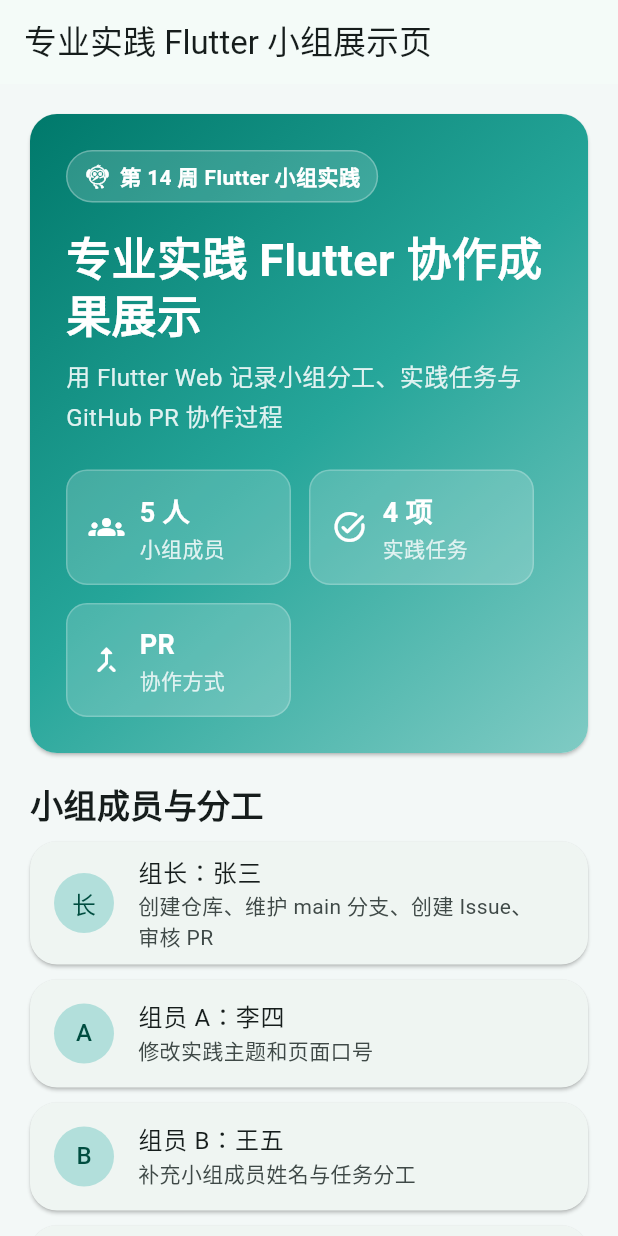
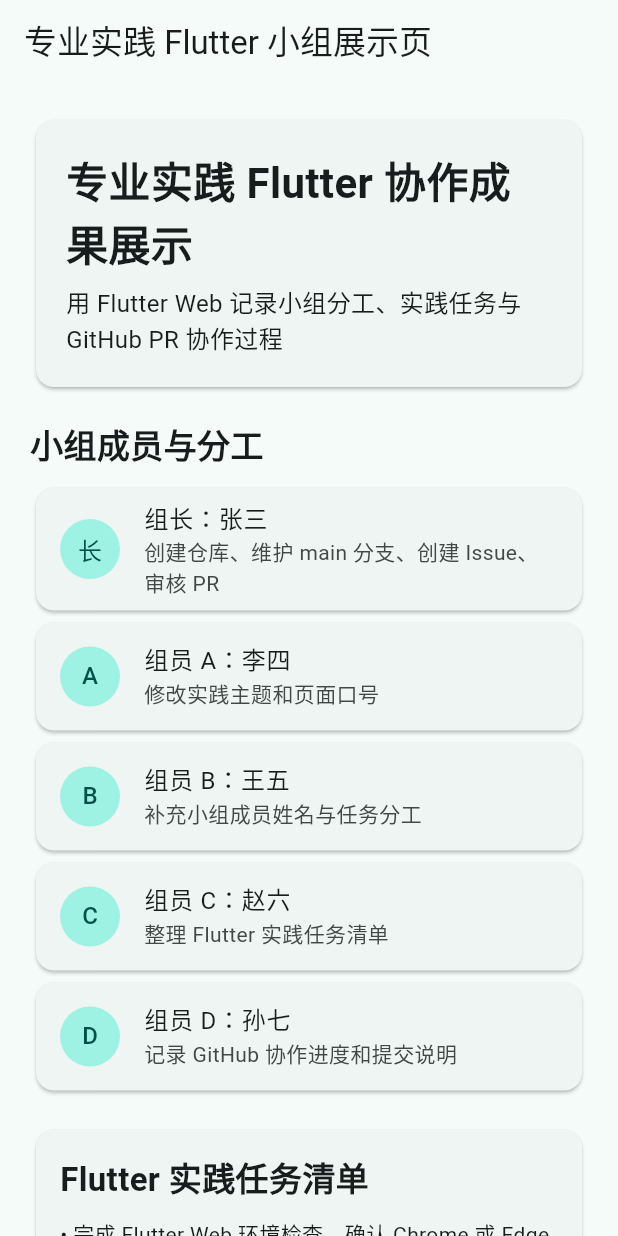
Before and after one commit to wbl65535/professional_practice_flutter_board, a Flutter app: the screen it shows after launch, on a phone screen of 412 x 824 dp. Run offline on Flutter 3.47's test engine with Material 3 defaults, Android fonts, the phone set to English and light mode, and no system bars.

Commit message:
Revert "Enhance project hero section UI"
This reverts commit e2f6fba40530e320c35a5f19774cb5bd3ac341f2.

```diff
--- a/lib/main.dart
+++ b/lib/main.dart
@@ -14,13 +14,6 @@
       title: '专业实践 Flutter 小组展示页',
       theme: ThemeData(
         colorScheme: ColorScheme.fromSeed(seedColor: Colors.teal),
-        scaffoldBackgroundColor: const Color(0xFFF3F8F7),
-        cardTheme: const CardThemeData(
-          elevation: 1,
-          margin: EdgeInsets.zero,
-          shape: RoundedRectangleBorder(
-              borderRadius: BorderRadius.all(Radius.circular(18))),
-        ),
         useMaterial3: true,
       ),
       home: const PracticeHomePage(),
@@ -32,8 +25,7 @@
   const PracticeHomePage({super.key});
 
   static const String projectTitle = '专业实践 Flutter 协作成果展示';
-  static const String projectSlogan =
-      '用 Flutter Web 记录小组分工、实践任务与 GitHub PR 协作过程';
+  static const String projectSlogan = '用 Flutter Web 记录小组分工、实践任务与 GitHub PR 协作过程';
 
   static const List<Member> members = [
     Member(role: '组长', name: '张三', task: '创建仓库、维护 main 分支、创建 Issue、审核 PR'),
@@ -82,133 +74,20 @@
 
   @override
   Widget build(BuildContext context) {
-    return Card(
-      clipBehavior: Clip.antiAlias,
-      child: Container(
-        decoration: const BoxDecoration(
-          gradient: LinearGradient(
-            begin: Alignment.topLeft,
-            end: Alignment.bottomRight,
-            colors: [Color(0xFF00796B), Color(0xFF26A69A), Color(0xFF80CBC4)],
-          ),
-        ),
-        child: const Padding(
-          padding: EdgeInsets.all(24),
-          child: Column(
-            crossAxisAlignment: CrossAxisAlignment.start,
-            children: [
-              _HeroBadge(),
-              SizedBox(height: 18),
-              Text(
-                PracticeHomePage.projectTitle,
-                style: TextStyle(
-                  color: Colors.white,
-                  fontSize: 30,
-                  fontWeight: FontWeight.bold,
-                  height: 1.2,
-                ),
-              ),
-              SizedBox(height: 10),
-              Text(
-                PracticeHomePage.projectSlogan,
-                style: TextStyle(
-                    color: Color(0xFFE0F2F1), fontSize: 16, height: 1.6),
-              ),
-              SizedBox(height: 22),
-              Wrap(
-                spacing: 12,
-                runSpacing: 12,
-                children: [
-                  _HeroMetric(
-                      icon: Icons.groups_rounded, label: '小组成员', value: '5 人'),
-                  _HeroMetric(
-                      icon: Icons.task_alt_rounded,
-                      label: '实践任务',
-                      value: '4 项'),
-                  _HeroMetric(
-                      icon: Icons.call_merge_rounded,
-                      label: '协作方式',
-                      value: 'PR'),
-                ],
-              ),
-            ],
-          ),
-        ),
-      ),
-    );
-  }
-}
-
-class _HeroBadge extends StatelessWidget {
-  const _HeroBadge();
-
-  @override
-  Widget build(BuildContext context) {
-    return DecoratedBox(
-      decoration: BoxDecoration(
-        color: Colors.white.withValues(alpha: 0.16),
-        borderRadius: BorderRadius.circular(999),
-        border: Border.all(color: Colors.white.withValues(alpha: 0.28)),
-      ),
-      child: const Padding(
-        padding: EdgeInsets.symmetric(horizontal: 12, vertical: 7),
-        child: Row(
-          mainAxisSize: MainAxisSize.min,
+    return const Card(
+      child: Padding(
+        padding: EdgeInsets.all(20),
+        child: Column(
+          crossAxisAlignment: CrossAxisAlignment.start,
           children: [
-            Icon(Icons.flutter_dash_rounded, color: Colors.white, size: 18),
-            SizedBox(width: 6),
             Text(
-              '第 14 周 Flutter 小组实践',
-              style:
-                  TextStyle(color: Colors.white, fontWeight: FontWeight.w600),
+              PracticeHomePage.projectTitle,
+              style: TextStyle(fontSize: 28, fontWeight: FontWeight.bold),
             ),
+            SizedBox(height: 8),
+            Text(PracticeHomePage.projectSlogan, style: TextStyle(fontSize: 16)),
           ],
         ),
-      ),
-    );
-  }
-}
-
-class _HeroMetric extends StatelessWidget {
-  const _HeroMetric({
-    required this.icon,
-    required this.label,
-    required this.value,
-  });
-
-  final IconData icon;
-  final String label;
-  final String value;
-
-  @override
-  Widget build(BuildContext context) {
-    return Container(
-      width: 150,
-      padding: const EdgeInsets.all(14),
-      decoration: BoxDecoration(
-        color: Colors.white.withValues(alpha: 0.18),
-        borderRadius: BorderRadius.circular(14),
-        border: Border.all(color: Colors.white.withValues(alpha: 0.22)),
-      ),
-      child: Row(
-        children: [
-          Icon(icon, color: Colors.white, size: 24),
-          const SizedBox(width: 10),
-          Column(
-            crossAxisAlignment: CrossAxisAlignment.start,
-            children: [
-              Text(
-                value,
-                style: const TextStyle(
-                  color: Colors.white,
-                  fontSize: 18,
-                  fontWeight: FontWeight.bold,
-                ),
-              ),
-              Text(label, style: const TextStyle(color: Color(0xFFE0F2F1))),
-            ],
-          ),
-        ],
       ),
     );
   }
@@ -222,8 +101,7 @@
     return Column(
       crossAxisAlignment: CrossAxisAlignment.start,
       children: [
-        const Text('小组成员与分工',
-            style: TextStyle(fontSize: 22, fontWeight: FontWeight.bold)),
+        const Text('小组成员与分工', style: TextStyle(fontSize: 22, fontWeight: FontWeight.bold)),
         const SizedBox(height: 10),
         ...PracticeHomePage.members.map((member) => MemberCard(member: member)),
       ],
@@ -239,13 +117,8 @@
   @override
   Widget build(BuildContext context) {
     return Card(
-      margin: const EdgeInsets.only(bottom: 10),
       child: ListTile(
-        leading: CircleAvatar(
-          backgroundColor: Colors.teal.shade100,
-          foregroundColor: Colors.teal.shade900,
-          child: Text(member.role.characters.last),
-        ),
+        leading: CircleAvatar(child: Text(member.role.characters.last)),
         title: Text('${member.role}：${member.name}'),
         subtitle: Text(member.task),
       ),
@@ -264,8 +137,7 @@
         child: Column(
           crossAxisAlignment: CrossAxisAlignment.start,
           children: [
-            const Text('Flutter 实践任务清单',
-                style: TextStyle(fontSize: 22, fontWeight: FontWeight.bold)),
+            const Text('Flutter 实践任务清单', style: TextStyle(fontSize: 22, fontWeight: FontWeight.bold)),
             const SizedBox(height: 10),
             ...PracticeHomePage.practiceTasks.map((task) => Padding(
                   padding: const EdgeInsets.only(bottom: 6),
@@ -290,8 +162,7 @@
         child: Column(
           crossAxisAlignment: CrossAxisAlignment.start,
           children: [
-            const Text('GitHub 协作进度与提交说明',
-                style: TextStyle(fontSize: 22, fontWeight: FontWeight.bold)),
+            const Text('GitHub 协作进度与提交说明', style: TextStyle(fontSize: 22, fontWeight: FontWeight.bold)),
             const SizedBox(height: 10),
             ...PracticeHomePage.progressNotes.map((note) => Padding(
                   padding: const EdgeInsets.only(bottom: 6),
```
